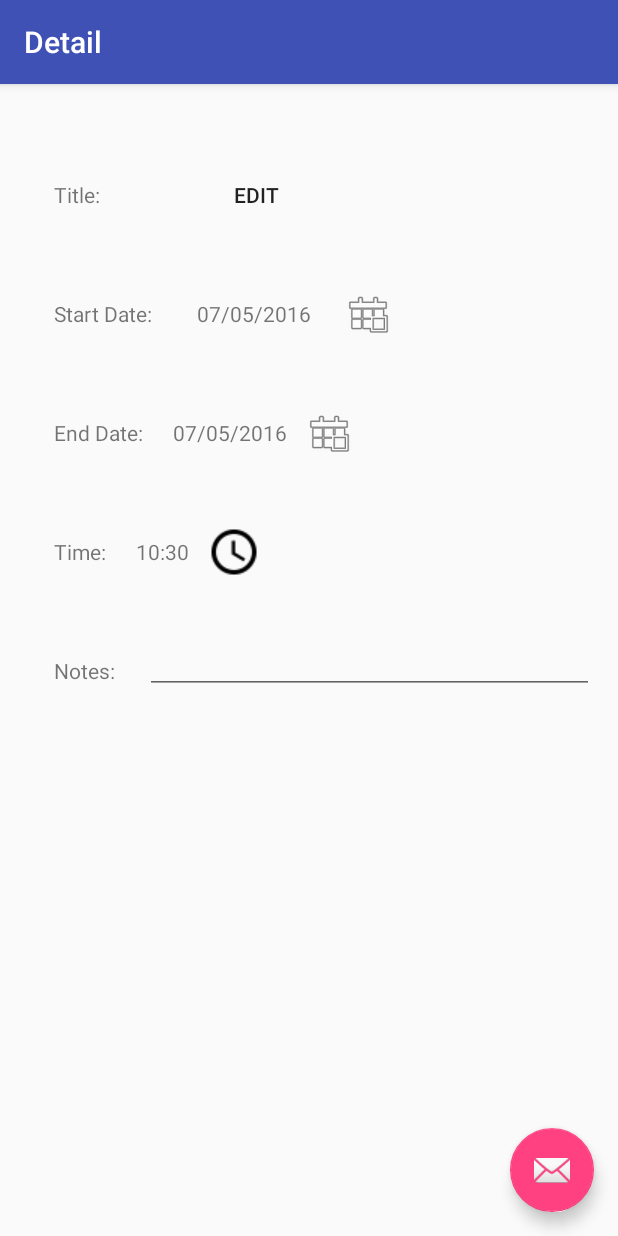
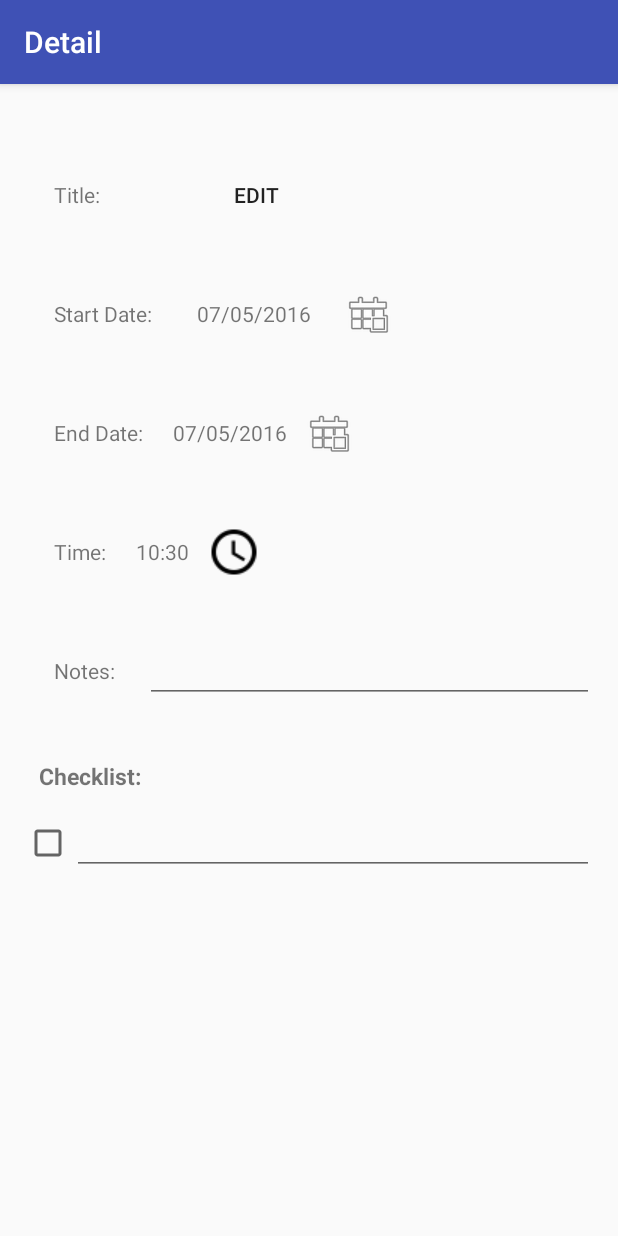
Before and after one commit to Dowie92/LPT, an Android app: the Detail screen opened directly, with no data from a screen before it, on a phone screen of 412 x 824 dp. Run offline under Robolectric (Android 15) with nearby library versions, the phone set to English and light mode, and no system bars.

Commit message:
updating to save to file for edit text details...

```diff
--- a/app/src/main/res/layout/activity_detail.xml
+++ b/app/src/main/res/layout/activity_detail.xml
@@ -23,12 +23,13 @@
 
     <include layout="@layout/content_detail" />
 
+    <!--removing the FAB for now
     <android.support.design.widget.FloatingActionButton
         android:id="@+id/fab"
         android:layout_width="wrap_content"
         android:layout_height="wrap_content"
         android:layout_gravity="bottom|end"
         android:layout_margin="@dimen/fab_margin"
-        android:src="@android:drawable/ic_dialog_email" />
+        android:src="@android:drawable/ic_dialog_email" /> -->
 
 </android.support.design.widget.CoordinatorLayout>
--- a/app/src/main/res/layout/content_add_details.xml
+++ b/app/src/main/res/layout/content_add_details.xml
@@ -20,11 +20,7 @@
     android:orientation="vertical"
     android:paddingRight="@dimen/activity_horizontal_margin"
     android:paddingTop="100dp">
-    <!--android:paddingTop="@dimen/activity_vertical_margin"
-        app:layout_behavior="@string/appbar_scrolling_view_behavior"
-        tools:context="alexdissertation.lpt.AddDetails"
-        android:paddingTop="@dimen/activity_vertical_margin"
-        -->
+
     <LinearLayout
         android:id="@+id/secondLinear"
         android:layout_width="wrap_content"
--- a/app/src/main/res/layout/content_detail.xml
+++ b/app/src/main/res/layout/content_detail.xml
@@ -20,11 +20,7 @@
         android:orientation="vertical"
         android:paddingRight="@dimen/activity_horizontal_margin"
         android:paddingTop="100dp">
-        <!--android:paddingTop="@dimen/activity_vertical_margin"
-            app:layout_behavior="@string/appbar_scrolling_view_behavior"
-            tools:context="alexdissertation.lpt.AddDetails"
-            android:paddingTop="@dimen/activity_vertical_margin"
-            -->
+
         <LinearLayout
             android:id="@+id/secondLinear"
             android:layout_width="wrap_content"
@@ -162,17 +158,60 @@
                 android:id="@+id/DetailsText"
                 android:padding="20dp"
                 />
-            <ScrollView
-                android:layout_width="wrap_content"
-                android:layout_height="wrap_content"
-                android:id="@+id/scrollView">
                 <EditText
                     android:layout_width="wrap_content"
                     android:layout_height="wrap_content"
                     android:inputType="textMultiLine"
                     android:ems="20"
                     android:id="@+id/detailsEditText"/>
-            </ScrollView>
+        </LinearLayout>
+        <LinearLayout
+            android:layout_width="match_parent"
+            android:layout_height="wrap_content"
+            android:id="@+id/checkBoxLinear"
+            android:minHeight="100dp"
+            android:orientation="vertical">
+            <TextView
+                android:layout_width="match_parent"
+                android:layout_height="wrap_content"
+                android:id="@+id/checkBoxTitle"
+                android:text="Checklist:"
+                android:textSize="15sp"
+                android:textAlignment="textStart"
+                android:layout_gravity="start"
+                android:textStyle="bold"
+                android:padding="10dp"
+                />
+            <LinearLayout
+                android:layout_width="fill_parent"
+                android:layout_height="wrap_content"
+                android:id="@+id/firstCheckboxLinear"
+                android:orientation="horizontal">
+
+                <CheckBox
+                    android:layout_width="wrap_content"
+                    android:layout_height="wrap_content"
+                    android:id="@+id/firstCheckbox"
+                    android:layout_gravity="bottom"/>
+                <EditText
+                    android:layout_width="match_parent"
+                    android:layout_height="wrap_content"
+                    android:id="@+id/firstCheckboxEditText"
+                    android:layout_gravity="bottom"
+                    android:layout_weight="1"
+                    android:inputType="text"/>
+            </LinearLayout>
+
+
+            <!--<ExpandableListView
+                    android:layout_width="fill_parent"
+                    android:layout_height="wrap_content"
+                    android:id="@+id/ChecklistexpandableListView"
+                    android:divider="#A4C739"
+                    android:indicatorLeft="?android:attr/expandableListPreferredItemIndicatorLeft"
+                    android:dividerHeight="1dp"
+                    android:minHeight="100dp" />
+                    -->
 
         </LinearLayout>
     </LinearLayout>
```
Also changed, not shown: app/src/main/java/alexdissertation/lpt/AddDetails.java (+26 -6 lines), app/src/main/java/alexdissertation/lpt/Detail.java (+126 -1 lines).
